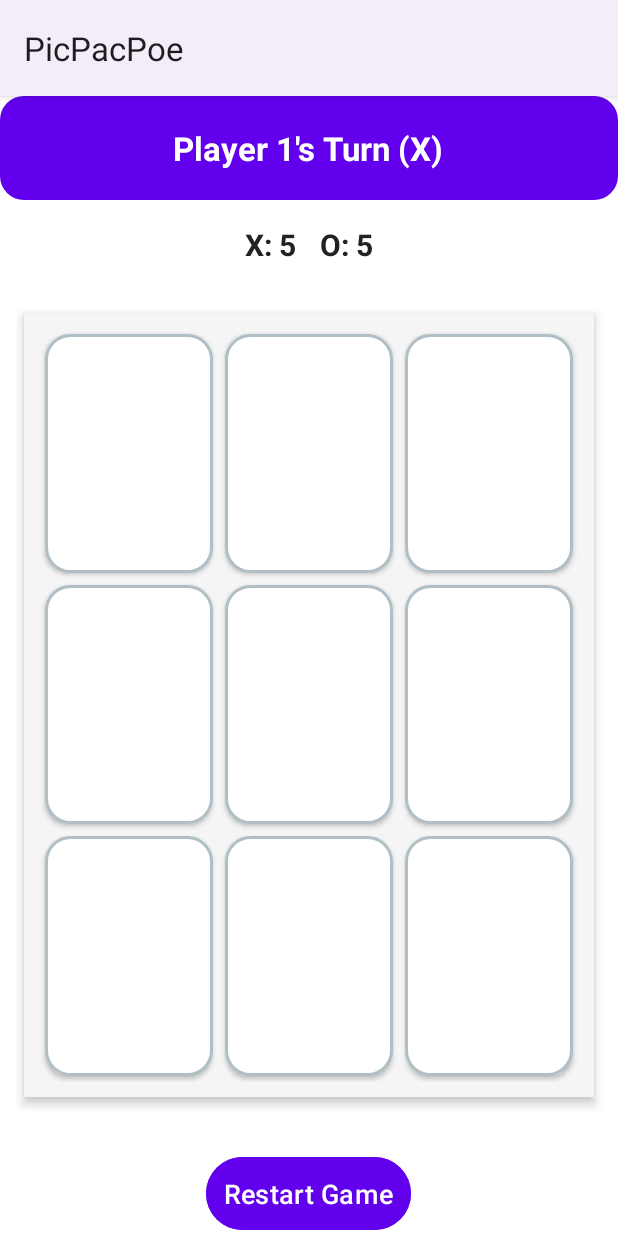
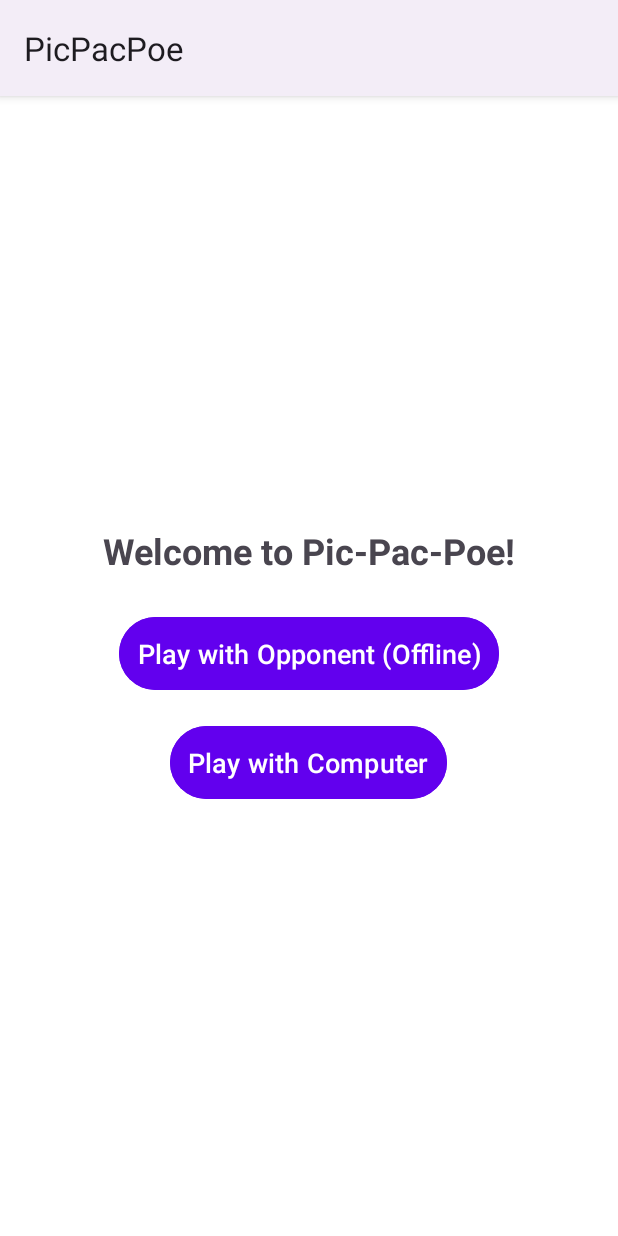
Before and after one commit to saipranithb/PicPacPoe, an Android app built with Jetpack Compose: the screen it shows after launch (MainActivity before the commit, LandingActivity after it), on a phone screen of 412 x 824 dp. Run offline under Robolectric (Android 15) with nearby library versions, the phone set to English and light mode, and no system bars.

Commit message:
Play with computer Mode Enabled

```diff
--- a/app/src/main/AndroidManifest.xml
+++ b/app/src/main/AndroidManifest.xml
@@ -17,9 +17,12 @@
             android:exported="true"
             android:label="@string/app_name"
             android:theme="@style/Theme.ProbabilisticTicTacToe">
+
+        </activity>
+        <activity android:name=".LandingActivity"
+            android:exported="true">
             <intent-filter>
                 <action android:name="android.intent.action.MAIN" />
-
                 <category android:name="android.intent.category.LAUNCHER" />
             </intent-filter>
         </activity>
--- /dev/null
+++ b/app/src/main/java/com/thevaguebox/probabilistictictactoe/LandingActivity.kt
@@ -0,0 +1,30 @@
+package com.thevaguebox.probabilistictictactoe
+
+import android.content.Intent
+import android.os.Bundle
+import android.widget.Button
+import androidx.appcompat.app.AppCompatActivity
+
+class LandingActivity : AppCompatActivity() {
+    private lateinit var btnOffline: Button
+    private lateinit var btnComputer: Button
+    override fun onCreate(savedInstanceState: Bundle?) {
+        super.onCreate(savedInstanceState)
+        setContentView(R.layout.activity_landing)
+
+        btnOffline = findViewById(R.id.btnOffline)
+        btnComputer = findViewById(R.id.btnComputer)
+
+        btnOffline.setOnClickListener {
+            val intent = Intent(this, MainActivity::class.java)
+            intent.putExtra("mode", "offline")
+            startActivity(intent)
+        }
+
+        btnComputer.setOnClickListener {
+            val intent = Intent(this, MainActivity::class.java)
+            intent.putExtra("mode", "computer")
+            startActivity(intent)
+        }
+    }
+}
--- /dev/null
+++ b/app/src/main/res/layout/activity_landing.xml
@@ -0,0 +1,38 @@
+<?xml version="1.0" encoding="utf-8"?>
+<LinearLayout xmlns:android="http://schemas.android.com/apk/res/android"
+    android:layout_width="match_parent"
+    android:layout_height="match_parent"
+    android:orientation="vertical"
+    android:gravity="center"
+    android:padding="16dp"
+    android:background="@android:color/white">
+
+    <TextView
+        android:layout_width="wrap_content"
+        android:layout_height="wrap_content"
+        android:text="Welcome to Pic-Pac-Poe!"
+        android:textSize="24sp"
+        android:textStyle="bold"
+        android:layout_marginBottom="24dp"/>
+
+    <Button
+        android:id="@+id/btnOffline"
+        android:layout_width="wrap_content"
+        android:layout_height="wrap_content"
+        android:text="Play with Opponent (Offline)"
+        android:padding="12dp"
+        android:textSize="18sp"
+        android:backgroundTint="@color/purple_500"
+        android:textColor="@android:color/white"
+        android:layout_marginBottom="16dp"/>
+
+    <Button
+        android:id="@+id/btnComputer"
+        android:layout_width="wrap_content"
+        android:layout_height="wrap_content"
+        android:text="Play with Computer"
+        android:padding="12dp"
+        android:textSize="18sp"
+        android:backgroundTint="@color/purple_500"
+        android:textColor="@android:color/white"/>
+</LinearLayout>
--- a/app/src/main/res/layout/activity_main.xml
+++ b/app/src/main/res/layout/activity_main.xml
@@ -5,6 +5,7 @@
     android:layout_height="match_parent"
     android:orientation="vertical"
     android:gravity="center"
+    android:padding="5dp"
     android:background="@android:color/white"
     tools:context=".MainActivity">
 
```
Also changed, not shown: app/src/main/java/com/thevaguebox/probabilistictictactoe/MainActivity.kt (+38 -9 lines), app/src/main/res/drawable/grid_background.xml (deleted, +0 -7 lines), 1 other file.
